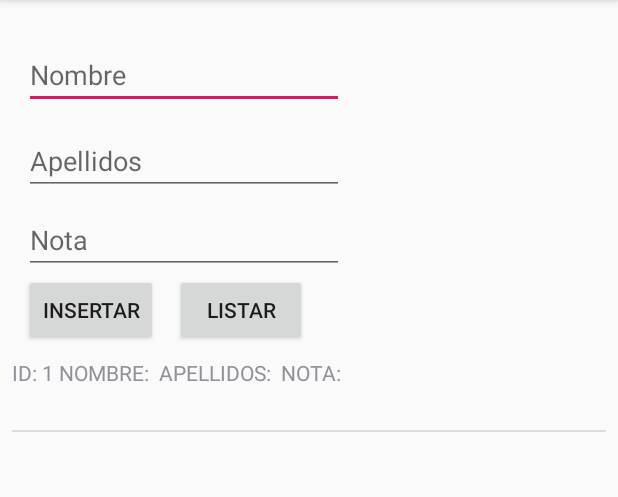
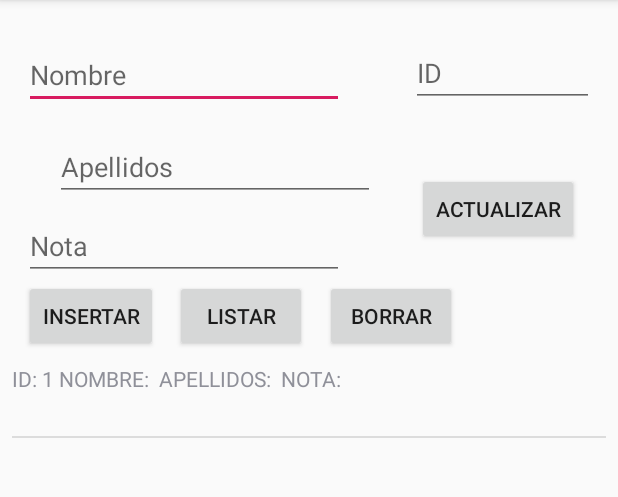
Before and after one commit to salvamarch/ejemploSQLite, an Android app: the screen it shows after launch (MainActivity), after a tap on "LISTAR", on a phone screen of 412 x 824 dp, the part 84-581 px from its top. Run offline under Robolectric (Android 15) with nearby library versions, the phone set to English and light mode, and no system bars.

Commit message:
Versión completa con todas las operaciones básicas de una pequeña base de datos.

```diff
--- a/app/src/main/java/com/example/usuario/ejemplosqlite/MainActivity.java
+++ b/app/src/main/java/com/example/usuario/ejemplosqlite/MainActivity.java
@@ -14,8 +14,8 @@ import java.util.ArrayList;
 import java.util.List;
 
 public class MainActivity extends AppCompatActivity {
-    EditText nombre, apellidos, nota;
-    Button insertar, listar;
+    EditText nombre, apellidos, nota,id;
+    Button insertar, listar, borrar,actualizar;
     ListView lista;
     MiBaseDeDatos baseDeDatos;
 
@@ -30,6 +30,9 @@ public class MainActivity extends AppCompatActivity {
         baseDeDatos = new MiBaseDeDatos(this);
         listar = findViewById(R.id.buttonListar);
         lista = findViewById(R.id.lista);
+        borrar = findViewById(R.id.buttonBorrar);
+        id = findViewById(R.id.editTextID);
+        actualizar = findViewById(R.id.buttonActualizar);
 
         insertar.setOnClickListener(new View.OnClickListener() {
             @Override
@@ -78,6 +81,36 @@ public class MainActivity extends AppCompatActivity {
             }
         });
 
+        borrar.setOnClickListener(new View.OnClickListener() {
+            @Override
+            public void onClick(View v) {
+
+                boolean resultado = baseDeDatos.borrar(id.getText().toString());
+                if (resultado){
+                    Toast.makeText(MainActivity.this, "Se ha borrado correctamente", Toast.LENGTH_SHORT).show();
+                }else{
+                    Toast.makeText(MainActivity.this, "Nada que borrar", Toast.LENGTH_SHORT).show();
+                }
+
+            }
+        });
+
+        actualizar.setOnClickListener(new View.OnClickListener() {
+            @Override
+            public void onClick(View v) {
+
+                boolean resultado = baseDeDatos.actualizar(id.getText().toString(),
+                        nombre.getText().toString(),apellidos.getText().toString(),nota.getText().toString());
+
+                if (resultado){
+                    Toast.makeText(MainActivity.this, "Se ha actualizado correctamente", Toast.LENGTH_SHORT).show();
+                }else{
+                    Toast.makeText(MainActivity.this, "Nada que actualizar", Toast.LENGTH_SHORT).show();
+                }
+
+            }
+        });
+
 
     }
 }
--- a/app/src/main/res/layout/activity_main.xml
+++ b/app/src/main/res/layout/activity_main.xml
@@ -23,10 +23,12 @@
         android:layout_width="wrap_content"
         android:layout_height="wrap_content"
         android:layout_marginStart="16dp"
-        android:layout_marginTop="12dp"
+        android:layout_marginTop="16dp"
+        android:layout_marginEnd="7dp"
         android:ems="10"
         android:hint="Apellidos"
         android:inputType="textPersonName"
+        app:layout_constraintEnd_toStartOf="@+id/buttonActualizar"
         app:layout_constraintStart_toStartOf="parent"
         app:layout_constraintTop_toBottomOf="@+id/editTextNombre" />
 
@@ -72,4 +74,35 @@
         app:layout_constraintEnd_toEndOf="parent"
         app:layout_constraintStart_toStartOf="parent"
         app:layout_constraintTop_toBottomOf="@+id/button" />
+
+    <EditText
+        android:id="@+id/editTextID"
+        android:layout_width="122dp"
+        android:layout_height="44dp"
+        android:layout_marginEnd="16dp"
+        android:ems="10"
+        android:hint="ID"
+        android:inputType="number"
+        app:layout_constraintBaseline_toBaselineOf="@+id/editTextNombre"
+        app:layout_constraintEnd_toEndOf="parent" />
+
+    <Button
+        android:id="@+id/buttonBorrar"
+        android:layout_width="wrap_content"
+        android:layout_height="wrap_content"
+        android:layout_marginStart="12dp"
+        android:text="Borrar"
+        app:layout_constraintBaseline_toBaselineOf="@+id/buttonListar"
+        app:layout_constraintStart_toEndOf="@+id/buttonListar" />
+
+    <Button
+        android:id="@+id/buttonActualizar"
+        android:layout_width="wrap_content"
+        android:layout_height="wrap_content"
+        android:layout_marginEnd="5dp"
+        android:layout_marginBottom="23dp"
+        android:text="Actualizar"
+        app:layout_constraintBottom_toTopOf="@+id/buttonBorrar"
+        app:layout_constraintEnd_toEndOf="parent"
+        app:layout_constraintStart_toEndOf="@+id/editTextApellidos" />
 </android.support.constraint.ConstraintLayout>
```
Also changed, not shown: app/src/main/java/com/example/usuario/ejemplosqlite/MiBaseDeDatos.java (+25 -1 lines).
